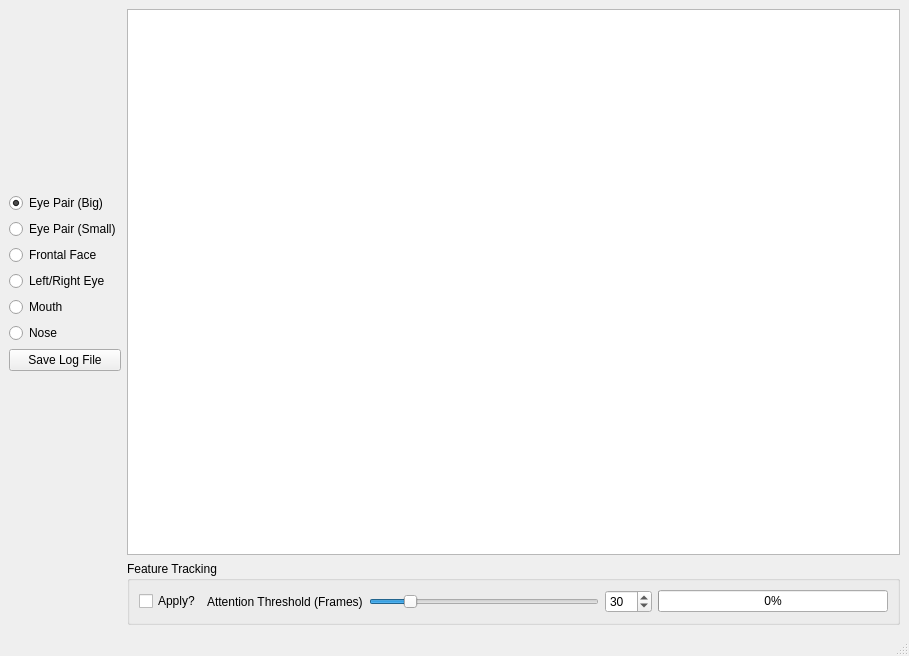
Old version of the form FinalProject.ui in the repository collinedington/Final_Project.
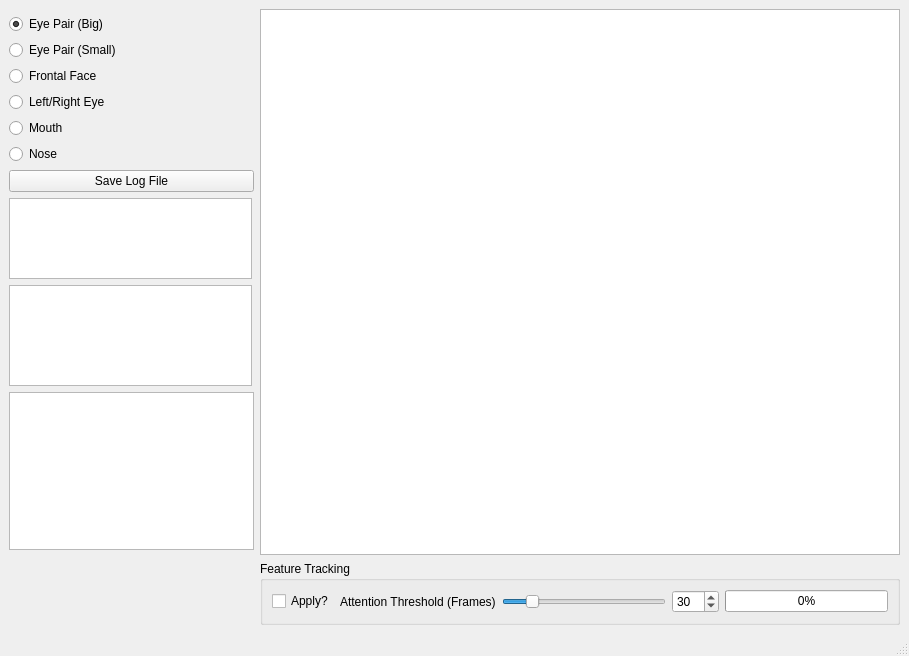
New version of the form.

```diff
--- a/FinalProject.ui
+++ b/FinalProject.ui
@@ -33,7 +33,7 @@
     </item>
     <item row="0" column="0">
      <layout class="QGridLayout" name="gridLayout_2">
-      <item row="1" column="0">
+      <item row="1" column="1">
        <widget class="QRadioButton" name="radioButtonEyePairBig">
         <property name="text">
          <string>Eye Pair (Big)</string>
@@ -43,28 +43,28 @@
         </property>
        </widget>
       </item>
-      <item row="2" column="0">
+      <item row="2" column="1">
        <widget class="QRadioButton" name="radioButtonEyePairSmall">
         <property name="text">
          <string>Eye Pair (Small)</string>
         </property>
        </widget>
       </item>
-      <item row="3" column="0">
+      <item row="3" column="1">
        <widget class="QRadioButton" name="radioButtonFrontalFace">
         <property name="text">
          <string>Frontal Face</string>
         </property>
        </widget>
       </item>
-      <item row="4" column="0">
+      <item row="4" column="1">
        <widget class="QRadioButton" name="radioButtonLeftRightEye">
         <property name="text">
          <string>Left/Right Eye</string>
         </property>
        </widget>
       </item>
-      <item row="8" column="0">
+      <item row="11" column="1">
        <spacer name="verticalSpacer">
         <property name="orientation">
          <enum>Qt::Vertical</enum>
@@ -77,7 +77,7 @@
         </property>
        </spacer>
       </item>
-      <item row="0" column="0">
+      <item row="0" column="1">
        <spacer name="verticalSpacer_2">
         <property name="orientation">
          <enum>Qt::Vertical</enum>
@@ -90,21 +90,21 @@
         </property>
        </spacer>
       </item>
-      <item row="5" column="0">
+      <item row="5" column="1">
        <widget class="QRadioButton" name="radioButtonMouth">
         <property name="text">
          <string>Mouth</string>
         </property>
        </widget>
       </item>
-      <item row="6" column="0">
+      <item row="6" column="1">
        <widget class="QRadioButton" name="radioButtonNose">
         <property name="text">
          <string>Nose</string>
         </property>
        </widget>
       </item>
-      <item row="7" column="0">
+      <item row="7" column="1">
        <widget class="QPushButton" name="saveButton">
         <property name="text">
          <string>Save Log File</string>
@@ -117,6 +117,45 @@
         </property>
        </widget>
       </item>
+      <item row="8" column="1">
+       <widget class="QTextBrowser" name="PositiveTrials">
+        <property name="minimumSize">
+         <size>
+          <width>243</width>
+          <height>79</height>
+         </size>
+        </property>
+        <property name="maximumSize">
+         <size>
+          <width>243</width>
+          <height>115</height>
+         </size>
+        </property>
+       </widget>
+      </item>
+      <item row="9" column="1">
+       <widget class="QTextBrowser" name="NegativeTrials">
+        <property name="maximumSize">
+         <size>
+          <width>243</width>
+          <height>136</height>
+         </size>
+        </property>
+       </widget>
+      </item>
+      <item row="10" column="1">
+       <widget class="QTextBrowser" name="PositivePercent">
+        <property name="enabled">
+         <bool>true</bool>
+        </property>
+        <property name="maximumSize">
+         <size>
+          <width>500</width>
+          <height>16777215</height>
+         </size>
+        </property>
+       </widget>
+      </item>
      </layout>
     </item>
     <item row="2" column="1">
```
